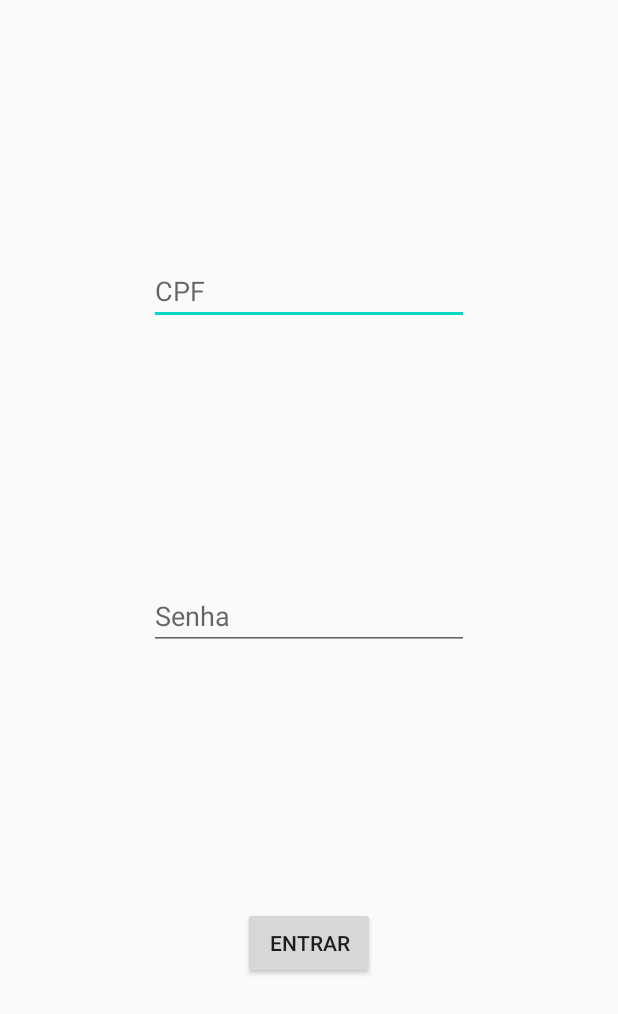
After one commit to DenilsonDonolato/AppGm, an Android app: the layout activity_login.xml on its own in the app's theme, with its tools: preview values and no code run, on a phone screen of 412 x 824 dp. The commit adds this screen. Shown: the top 1014 px of the screen. Run offline under Robolectric (Android 15) with nearby library versions, the phone set to English and light mode, and no system bars.

```diff
--- a/app/src/main/AndroidManifest.xml
+++ b/app/src/main/AndroidManifest.xml
@@ -21,7 +21,7 @@
         <activity
             android:name=".SplashActivity"
             android:screenOrientation="portrait"
-            android:theme="@style/AppTheme.SplashScreen">
+            android:theme="@style/SplashTheme">
             <intent-filter>
                 <action android:name="android.intent.action.MAIN" />
 
--- a/app/src/main/java/com/ads/appgm/SplashActivity.java
+++ b/app/src/main/java/com/ads/appgm/SplashActivity.java
@@ -11,12 +11,10 @@ public class SplashActivity extends AppCompatActivity {
 
     private static final int LOGIN_INTENT_REQUEST = 1;
     boolean validLogin;
-    private final long splashTimeOut = 500L;
 
     @Override
     protected void onCreate(Bundle savedInstanceState) {
         super.onCreate(savedInstanceState);
-        setContentView(R.layout.activity_splash);
 
         //TODO validacao de Login
         validLogin = false;
@@ -26,8 +24,7 @@ public class SplashActivity extends AppCompatActivity {
     protected void onStart() {
         super.onStart();
 
-        Handler myHandler = new Handler();
-        myHandler.postDelayed(this::startApp, splashTimeOut);
+        startApp();
     }
 
     private void startApp() {
--- /dev/null
+++ b/app/src/main/res/drawable/splash_background.xml
@@ -0,0 +1,10 @@
+<?xml version="1.0" encoding="utf-8"?>
+<layer-list xmlns:android="http://schemas.android.com/apk/res/android"
+    android:opacity="opaque">
+
+    <item>
+        <bitmap
+            android:gravity="center"
+            android:src="@drawable/logo" />
+    </item>
+</layer-list>
--- /dev/null
+++ b/app/src/main/res/layout/activity_login.xml
@@ -0,0 +1,45 @@
+<?xml version="1.0" encoding="utf-8"?>
+<androidx.constraintlayout.widget.ConstraintLayout xmlns:android="http://schemas.android.com/apk/res/android"
+    xmlns:app="http://schemas.android.com/apk/res-auto"
+    xmlns:tools="http://schemas.android.com/tools"
+    android:layout_width="match_parent"
+    android:layout_height="match_parent"
+    tools:context=".LoginActivity">
+
+    <EditText
+        android:id="@+id/editTextCPF"
+        android:layout_width="wrap_content"
+        android:layout_height="wrap_content"
+        android:ems="10"
+        android:hint="@string/login_cpf_hint"
+        android:importantForAutofill="no"
+        android:inputType="number"
+        app:layout_constraintBottom_toTopOf="@+id/editTextPassword"
+        app:layout_constraintEnd_toEndOf="parent"
+        app:layout_constraintStart_toStartOf="parent"
+        app:layout_constraintTop_toTopOf="parent" />
+
+    <EditText
+        android:id="@+id/editTextPassword"
+        android:layout_width="wrap_content"
+        android:layout_height="wrap_content"
+        android:ems="10"
+        android:hint="@string/login_hint_password"
+        android:importantForAutofill="no"
+        android:inputType="textPassword"
+        app:layout_constraintBottom_toTopOf="@id/buttonLogin"
+        app:layout_constraintEnd_toEndOf="parent"
+        app:layout_constraintStart_toStartOf="parent"
+        app:layout_constraintTop_toBottomOf="@id/editTextCPF" />
+
+    <Button
+        android:id="@+id/buttonLogin"
+        android:layout_width="wrap_content"
+        android:layout_height="wrap_content"
+        android:text="@string/button_login"
+        app:layout_constraintBottom_toBottomOf="parent"
+        app:layout_constraintEnd_toEndOf="parent"
+        app:layout_constraintStart_toStartOf="parent"
+        app:layout_constraintTop_toBottomOf="@+id/editTextPassword" />
+
+</androidx.constraintlayout.widget.ConstraintLayout>
--- a/app/src/main/res/values/styles.xml
+++ b/app/src/main/res/values/styles.xml
@@ -8,10 +8,8 @@
         <item name="colorAccent">@color/colorAccent</item>
     </style>
 
-    <style name="AppTheme.SplashScreen" parent="AppTheme">
-        <item name="windowActionBar">false</item>
-        <item name="windowNoTitle">true</item>
-        <item name="android:windowDisablePreview">true</item>
+    <style name="SplashTheme" parent="Theme.AppCompat.NoActionBar">
+        <item name="android:windowBackground">@drawable/splash_background</item>
     </style>
 
 </resources>
```
Also changed, not shown: app/src/main/res/layout/activity_main.xml (+5 -4 lines), app/src/main/res/layout/activity_splash.xml (deleted, +0 -19 lines).
